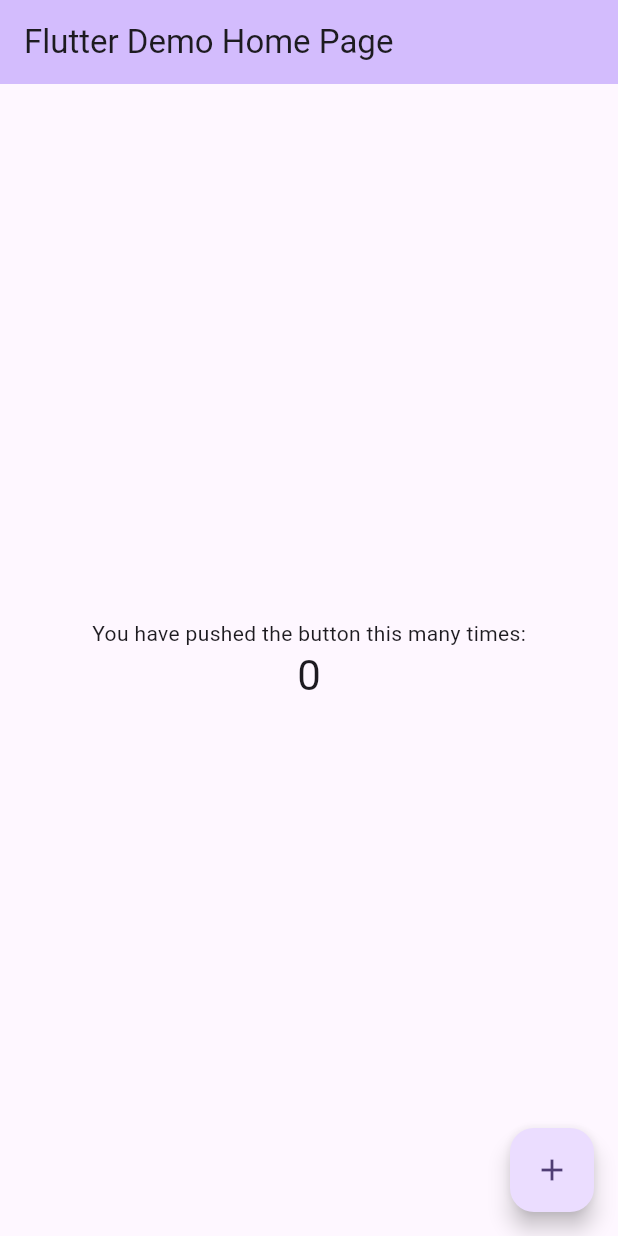
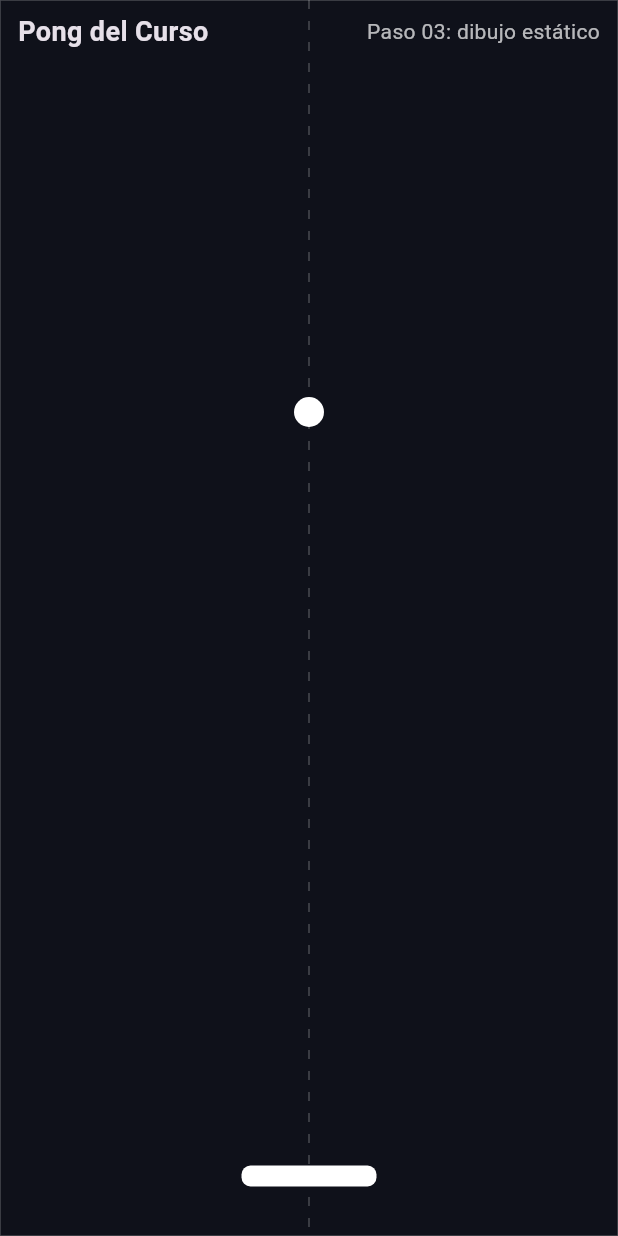
Before and after one commit to kike-0203/curso1, a Flutter app: the screen it shows after launch, on a phone screen of 412 x 824 dp. Run offline on Flutter 3.47's test engine with Material 3 defaults, Android fonts, the phone set to English and light mode, and no system bars.

Commit message:
Paso 03: lienzo con pelota y paleta (estático)

```diff
--- a/lib/main.dart
+++ b/lib/main.dart
@@ -1,122 +1,139 @@
+import 'dart:math';
 import 'package:flutter/material.dart';
 
 void main() {
-  runApp(const MyApp());
+  WidgetsFlutterBinding.ensureInitialized();
+  runApp(const PongApp());
 }
 
-class MyApp extends StatelessWidget {
-  const MyApp({super.key});
+class PongApp extends StatelessWidget {
+  const PongApp({super.key});
 
-  // This widget is the root of your application.
   @override
   Widget build(BuildContext context) {
     return MaterialApp(
-      title: 'Flutter Demo',
-      theme: ThemeData(
-        // This is the theme of your application.
-        //
-        // TRY THIS: Try running your application with "flutter run". You'll see
-        // the application has a purple toolbar. Then, without quitting the app,
-        // try changing the seedColor in the colorScheme below to Colors.green
-        // and then invoke "hot reload" (save your changes or press the "hot
-        // reload" button in a Flutter-supported IDE, or press "r" if you used
-        // the command line to start the app).
-        //
-        // Notice that the counter didn't reset back to zero; the application
-        // state is not lost during the reload. To reset the state, use hot
-        // restart instead.
-        //
-        // This works for code too, not just values: Most code changes can be
-        // tested with just a hot reload.
-        colorScheme: ColorScheme.fromSeed(seedColor: Colors.deepPurple),
+      title: 'Pong del Curso',
+      debugShowCheckedModeBanner: false,
+      theme: ThemeData.dark().copyWith(
+        scaffoldBackgroundColor: const Color(0xFF0F111A),
+        colorScheme: ColorScheme.fromSeed(
+          seedColor: Colors.greenAccent,
+          brightness: Brightness.dark,
+        ),
       ),
-      home: const MyHomePage(title: 'Flutter Demo Home Page'),
+      home: const GamePage(),
     );
   }
 }
 
-class MyHomePage extends StatefulWidget {
-  const MyHomePage({super.key, required this.title});
+class GamePage extends StatefulWidget {
+  const GamePage({super.key});
+  @override
+  State<GamePage> createState() => _GamePageState();
+}
 
-  // This widget is the home page of your application. It is stateful, meaning
-  // that it has a State object (defined below) that contains fields that affect
-  // how it looks.
-
-  // This class is the configuration for the state. It holds the values (in this
-  // case the title) provided by the parent (in this case the App widget) and
-  // used by the build method of the State. Fields in a Widget subclass are
-  // always marked "final".
-
-  final String title;
+class _GamePageState extends State<GamePage> {
+  final _ballRadius = 10.0;
+  final _paddleWidth = 90.0;
+  final _paddleHeight = 14.0;
 
   @override
-  State<MyHomePage> createState() => _MyHomePageState();
+  Widget build(BuildContext context) {
+    return LayoutBuilder(
+      builder: (_, constraints) {
+        final size = Size(constraints.maxWidth, constraints.maxHeight);
+        final ballCenter = Offset(size.width / 2, size.height / 3);
+        final paddleRect = Rect.fromCenter(
+          center: Offset(size.width / 2, size.height - 40),
+          width: _paddleWidth,
+          height: _paddleHeight,
+        );
+
+        return Scaffold(
+          body: SafeArea(
+            child: Stack(
+              children: [
+                Positioned.fill(
+                  child: CustomPaint(
+                    painter: _GamePainter(
+                      ballCenter: ballCenter,
+                      ballRadius: _ballRadius,
+                      paddleRect: paddleRect,
+                    ),
+                  ),
+                ),
+                Positioned(
+                  top: 8, left: 12, right: 12,
+                  child: Row(
+                    mainAxisAlignment: MainAxisAlignment.spaceBetween,
+                    children: const [
+                      Text("Pong del Curso",
+                          style: TextStyle(fontWeight: FontWeight.w700, fontSize: 18)),
+                      Text("Paso 03: dibujo estático",
+                          style: TextStyle(fontSize: 14, color: Colors.white70)),
+                    ],
+                  ),
+                ),
+              ],
+            ),
+          ),
+        );
+      },
+    );
+  }
 }
 
-class _MyHomePageState extends State<MyHomePage> {
-  int _counter = 0;
+class _GamePainter extends CustomPainter {
+  _GamePainter({
+    required this.ballCenter,
+    required this.ballRadius,
+    required this.paddleRect,
+  });
 
-  void _incrementCounter() {
-    setState(() {
-      // This call to setState tells the Flutter framework that something has
-      // changed in this State, which causes it to rerun the build method below
-      // so that the display can reflect the updated values. If we changed
-      // _counter without calling setState(), then the build method would not be
-      // called again, and so nothing would appear to happen.
-      _counter++;
-    });
+  final Offset ballCenter;
+  final double ballRadius;
+  final Rect paddleRect;
+
+  @override
+  void paint(Canvas canvas, Size size) {
+    final paintLines = Paint()
+      ..color = Colors.white24
+      ..style = PaintingStyle.stroke
+      ..strokeWidth = 1.0;
+
+    final paintBall = Paint()
+      ..color = Colors.white
+      ..style = PaintingStyle.fill;
+
+    final paintPaddle = Paint()
+      ..shader = const LinearGradient(
+        colors: [Colors.greenAccent, Colors.white],
+        begin: Alignment.centerLeft,
+        end: Alignment.centerRight,
+      ).createShader(Rect.fromLTWH(0, 0, paddleRect.width, paddleRect.height));
+
+    canvas.drawRect(Rect.fromLTWH(0, 0, size.width, size.height), paintLines);
+
+    final dashWidth = 6.0, dashSpace = 8.0;
+    double y = 0;
+    final cx = size.width / 2;
+    while (y < size.height) {
+      canvas.drawLine(Offset(cx, y), Offset(cx, min(y + dashWidth, size.height)), paintLines);
+      y += dashWidth + dashSpace;
+    }
+
+    canvas.drawCircle(ballCenter, ballRadius, paintBall);
+
+    canvas.drawRRect(
+      RRect.fromRectAndRadius(paddleRect, const Radius.circular(6)),
+      paintPaddle,
+    );
   }
 
   @override
-  Widget build(BuildContext context) {
-    // This method is rerun every time setState is called, for instance as done
-    // by the _incrementCounter method above.
-    //
-    // The Flutter framework has been optimized to make rerunning build methods
-    // fast, so that you can just rebuild anything that needs updating rather
-    // than having to individually change instances of widgets.
-    return Scaffold(
-      appBar: AppBar(
-        // TRY THIS: Try changing the color here to a specific color (to
-        // Colors.amber, perhaps?) and trigger a hot reload to see the AppBar
-        // change color while the other colors stay the same.
-        backgroundColor: Theme.of(context).colorScheme.inversePrimary,
-        // Here we take the value from the MyHomePage object that was created by
-        // the App.build method, and use it to set our appbar title.
-        title: Text(widget.title),
-      ),
-      body: Center(
-        // Center is a layout widget. It takes a single child and positions it
-        // in the middle of the parent.
-        child: Column(
-          // Column is also a layout widget. It takes a list of children and
-          // arranges them vertically. By default, it sizes itself to fit its
-          // children horizontally, and tries to be as tall as its parent.
-          //
-          // Column has various properties to control how it sizes itself and
-          // how it positions its children. Here we use mainAxisAlignment to
-          // center the children vertically; the main axis here is the vertical
-          // axis because Columns are vertical (the cross axis would be
-          // horizontal).
-          //
-          // TRY THIS: Invoke "debug painting" (choose the "Toggle Debug Paint"
-          // action in the IDE, or press "p" in the console), to see the
-          // wireframe for each widget.
-          mainAxisAlignment: MainAxisAlignment.center,
-          children: <Widget>[
-            const Text('You have pushed the button this many times:'),
-            Text(
-              '$_counter',
-              style: Theme.of(context).textTheme.headlineMedium,
-            ),
-          ],
-        ),
-      ),
-      floatingActionButton: FloatingActionButton(
-        onPressed: _incrementCounter,
-        tooltip: 'Increment',
-        child: const Icon(Icons.add),
-      ), // This trailing comma makes auto-formatting nicer for build methods.
-    );
+  bool shouldRepaint(covariant _GamePainter old) {
+    return old.ballCenter != ballCenter ||
+        old.ballRadius != ballRadius ||
+        old.paddleRect != paddleRect;
   }
 }
```
